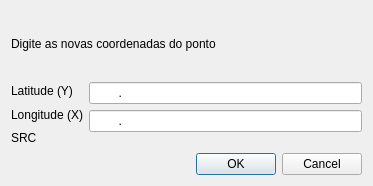
Qt form numericalVertexEdit/dialog.ui (phborba/dsgtoolsop) before a commit.
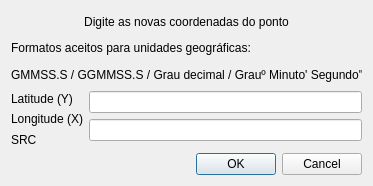
The same form after that commit. Custom widgets are drawn as their Qt base class.

Patch:
```diff
--- a/numericalVertexEdit/dialog.ui
+++ b/numericalVertexEdit/dialog.ui
@@ -37,6 +37,23 @@
      <property name="text">
       <string>Digite as novas coordenadas do ponto</string>
      </property>
+     <property name="alignment">
+      <set>Qt::AlignCenter</set>
+     </property>
+    </widget>
+   </item>
+   <item>
+    <widget class="QLabel" name="label_5">
+     <property name="text">
+      <string>Formatos aceitos para unidades geográficas:</string>
+     </property>
+    </widget>
+   </item>
+   <item>
+    <widget class="QLabel" name="label_6">
+     <property name="text">
+      <string>GMMSS.S / GGMMSS.S / Grau decimal / Grauº Minuto' Segundo&quot;</string>
+     </property>
     </widget>
    </item>
    <item>
@@ -71,7 +88,7 @@
        <item>
         <widget class="QLineEdit" name="latitudeEdit">
          <property name="inputMask">
-          <string>########.######; </string>
+          <string/>
          </property>
          <property name="placeholderText">
           <string/>
@@ -81,7 +98,7 @@
        <item>
         <widget class="QLineEdit" name="longitudeEdit">
          <property name="inputMask">
-          <string>########.######; </string>
+          <string/>
          </property>
         </widget>
        </item>
```
